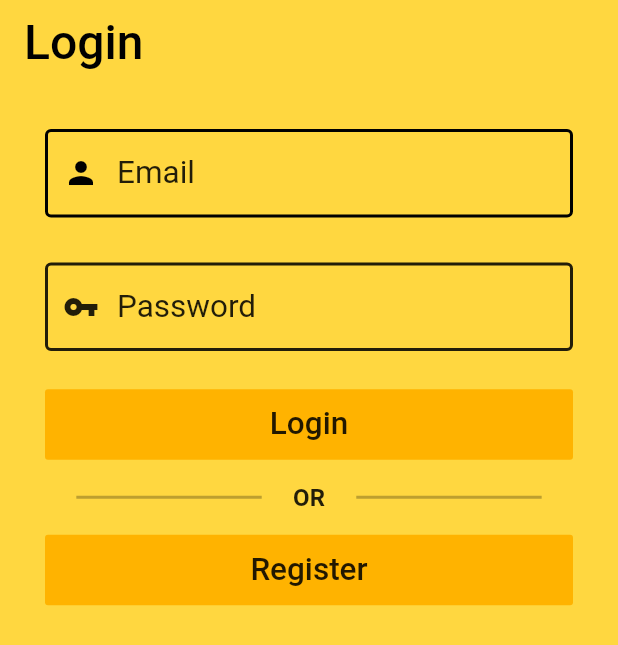
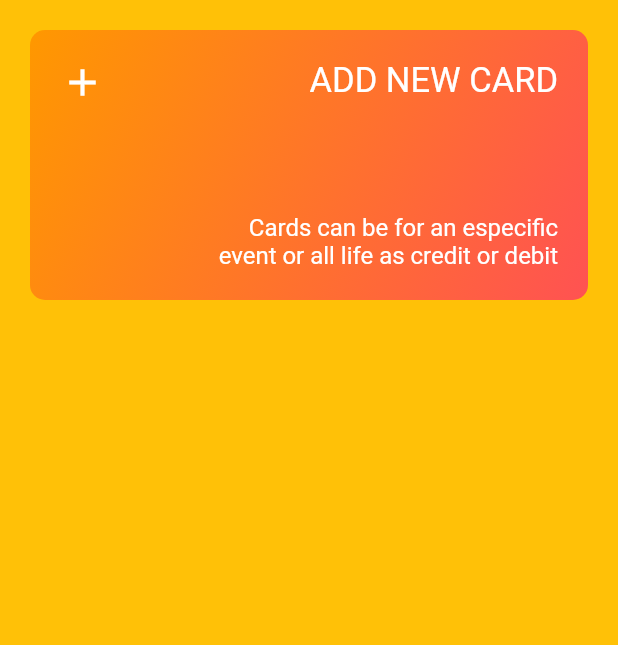
Before and after one commit to feMoraes0/pay-list, a Flutter app: the screen it shows after launch, on a phone screen of 412 x 824 dp. Shown: the top 645 px of the screen. Run offline on Flutter 3.47's test engine with Material 2 defaults, Android fonts, the phone set to English and light mode, and no system bars; our stand-ins replace fl_chart, google_fonts, sqflite; accounts and stored records are empty; Roboto replaces fonts that are missing (Mallanna).

Commit message:
style: removed useless code to wallet screen

```diff
--- a/lib/main.dart
+++ b/lib/main.dart
@@ -5,6 +5,7 @@ import 'package:pay_list/screens/home_screen.dart';
 import 'package:pay_list/screens/login_screen.dart';
 import 'package:pay_list/screens/new_payments.dart';
 import 'package:pay_list/screens/register_screen.dart';
+import 'package:pay_list/screens/wallet_screen.dart';
 
 void main() => runApp(MyApp());
 
@@ -32,8 +33,9 @@ class MyApp extends StatelessWidget {
         'login': (context) => LoginScreen(),
         'register': (context) => RegisterScreen(),
         'home': (context) => HomeScreen(),
+        'wallet': (context) => Wallet(),
       },
-      home: LoginScreen(),
+      home: Wallet(),
     );
   }
 }
--- /dev/null
+++ b/lib/screens/wallet_screen.dart
@@ -0,0 +1,203 @@
+import "package:flutter/material.dart";
+
+class Wallet extends StatefulWidget {
+  @override
+  _WalletState createState() => _WalletState();
+}
+
+class _WalletState extends State<Wallet> {
+  var cards = [];
+
+  @override
+  Widget build(BuildContext context) {
+    return Scaffold(
+      backgroundColor: Colors.amber,
+      body: ListView.builder(
+        itemCount: this.cards.length + 1,
+        itemBuilder: (BuildContext context, int index) {
+          if (this.cards.length == 0 || index == this.cards.length + 1) {
+            return GestureDetector(
+              onTap: () {},
+              child: NewCard(
+                shadow: (this.cards.length == 0) ? false : true,
+              ),
+            );
+          }
+
+          if (index == 0) {
+            return CardDivision(
+              shadow: false,
+              icon: Icons.person_outline,
+              label: "Fernando de Moraes",
+            );
+          }
+
+          return CardDivision(
+            shadow: true,
+            icon: Icons.account_balance_wallet,
+            label: "**** **** **** 0000",
+          );
+        },
+      ),
+    );
+  }
+}
+
+class CardDivision extends StatelessWidget {
+  final bool shadow;
+  final IconData icon;
+  final String label;
+
+  CardDivision({
+    @required this.shadow,
+    @required this.icon,
+    @required this.label,
+  });
+
+  @override
+  Widget build(BuildContext context) {
+    return Container(
+      height: 140,
+      padding: const EdgeInsets.fromLTRB(20.0, 20.0, 20.0, 0.0),
+      decoration: (this.shadow)
+          ? BoxDecoration(
+              color: Colors.white,
+              boxShadow: [
+                BoxShadow(
+                  color: Colors.black45,
+                  blurRadius: 2.0,
+                  offset: Offset(0, -3),
+                ),
+              ],
+            )
+          : BoxDecoration(
+              color: Colors.white,
+            ),
+      child: Card(icon: this.icon, label: this.label),
+    );
+  }
+}
+
+class Card extends StatelessWidget {
+  final IconData icon;
+  final String label;
+
+  Card({@required this.icon, @required this.label});
+
+  @override
+  Widget build(BuildContext context) {
+    return Container(
+      padding: const EdgeInsets.fromLTRB(20.0, 20.0, 20.0, 0.0),
+      decoration: BoxDecoration(
+        gradient: LinearGradient(
+          begin: Alignment.topLeft,
+          end: Alignment.bottomRight,
+          colors: [
+            Colors.blueAccent,
+            Colors.lightBlueAccent,
+          ],
+        ),
+        borderRadius: BorderRadius.only(
+          topLeft: Radius.circular(10.0),
+          topRight: Radius.circular(10.0),
+        ),
+      ),
+      child: Row(
+        mainAxisAlignment: MainAxisAlignment.spaceBetween,
+        crossAxisAlignment: CrossAxisAlignment.start,
+        children: <Widget>[
+          Icon(
+            this.icon,
+            size: 25.0,
+            color: Theme.of(context).backgroundColor,
+          ),
+          Text(
+            this.label,
+            style: TextStyle(
+              fontSize: 23.0,
+              color: Theme.of(context).backgroundColor,
+            ),
+          ),
+        ],
+      ),
+    );
+  }
+}
+
+class NewCard extends StatelessWidget {
+  final bool shadow;
+
+  const NewCard({Key key, this.shadow}) : super(key: key);
+
+  @override
+  Widget build(BuildContext context) {
+    return Container(
+      height: 220,
+      padding: const EdgeInsets.all(20.0),
+      decoration: BoxDecoration(
+        color: Colors.amber,
+        boxShadow: [
+          (this.shadow)
+              ? BoxShadow(
+                  color: Colors.black45,
+                  blurRadius: 2.0,
+                  offset: Offset(0, -3),
+                )
+              : BoxShadow(
+                  color: Colors.transparent,
+                )
+        ],
+      ),
+      child: Container(
+        padding: const EdgeInsets.all(20.0),
+        decoration: BoxDecoration(
+          gradient: LinearGradient(
+            begin: Alignment.topLeft,
+            end: Alignment.bottomRight,
+            colors: [
+              Colors.orange,
+              Colors.redAccent,
+            ],
+          ),
+          borderRadius: BorderRadius.all(
+            Radius.circular(10.0),
+          ),
+        ),
+        child: Row(
+          mainAxisAlignment: MainAxisAlignment.spaceBetween,
+          crossAxisAlignment: CrossAxisAlignment.start,
+          children: <Widget>[
+            Icon(
+              Icons.add,
+              size: 30.0,
+              color: Colors.white,
+            ),
+            Column(
+              mainAxisAlignment: MainAxisAlignment.spaceBetween,
+              crossAxisAlignment: CrossAxisAlignment.end,
+              children: <Widget>[
+                Text(
+                  "ADD NEW CARD",
+                  style: TextStyle(
+                    fontSize: 23.0,
+                    color: Colors.white,
+                  ),
+                ),
+                Text(
+                  "Cards can be for an especific\nevent or all life as credit or debit",
+                  maxLines: 5,
+                  overflow: TextOverflow.clip,
+                  textAlign: TextAlign.end,
+                  style: TextStyle(
+                    fontSize: 16.0,
+                    color: Colors.white,
+                  ),
+                ),
+              ],
+            ),
+          ],
+        ),
+      ),
+    );
+  }
+}
```
